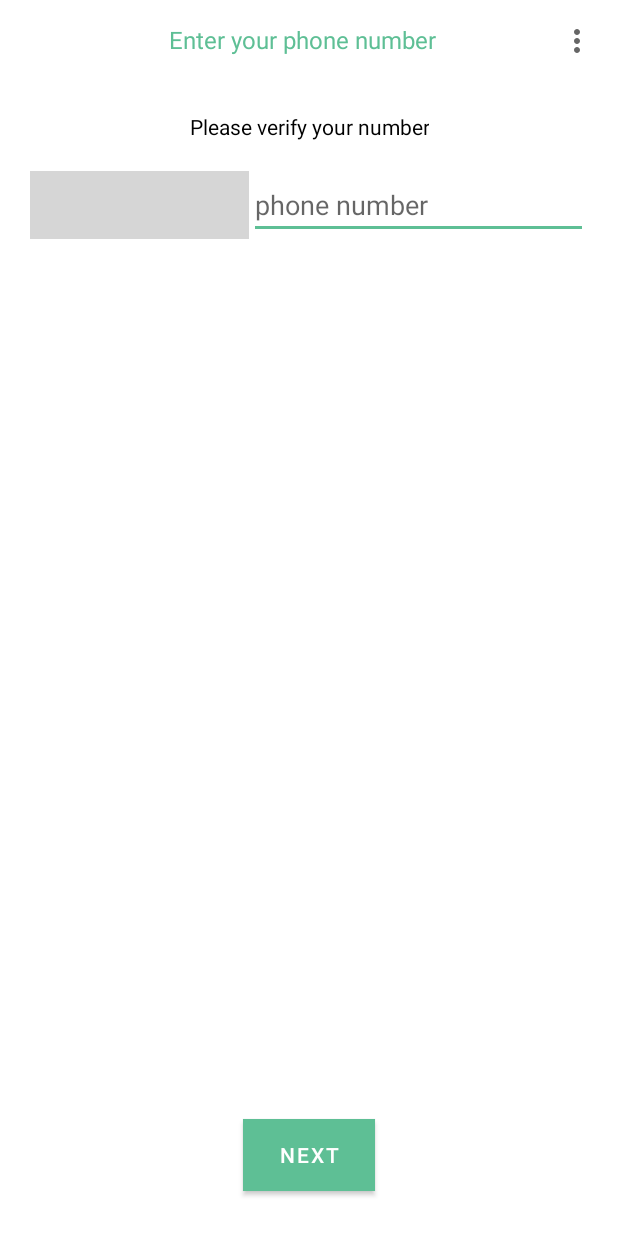
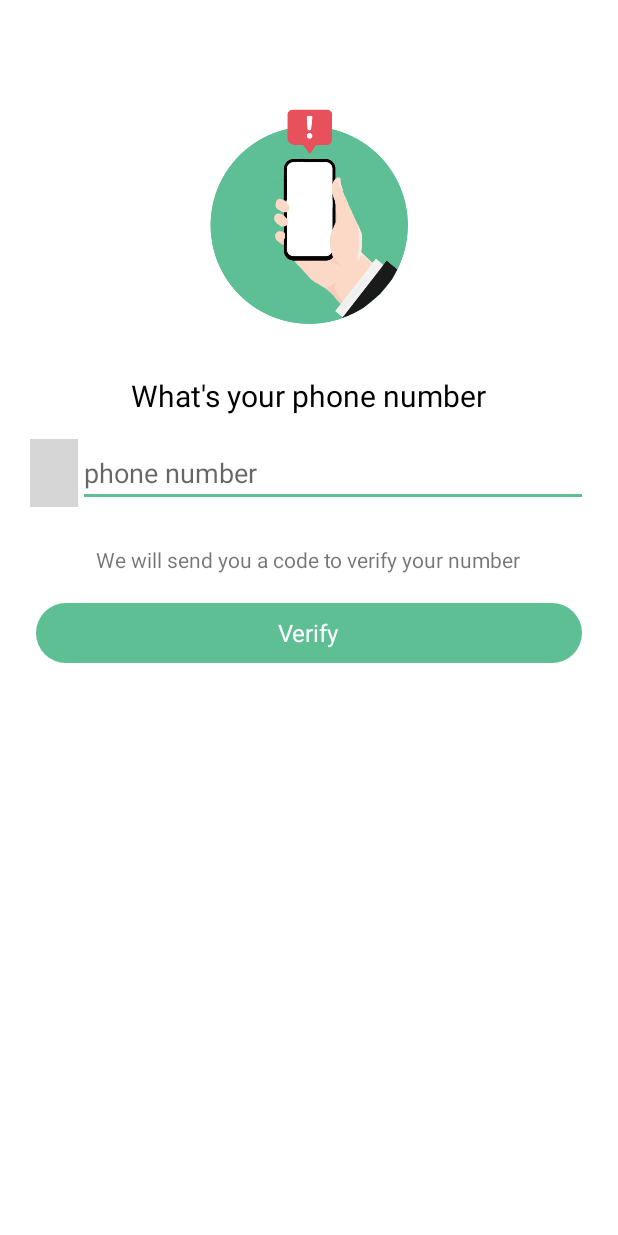
Before and after one commit to qianxinglim/EAM, an Android app: the screen it shows after launch (PhoneLoginActivity), on a phone screen of 412 x 824 dp. Run offline under Robolectric (Android 15) with nearby library versions, the phone set to English and light mode, and no system bars; our stand-ins replace Firebase (no records; nobody signed in at launch, a user with empty details on screens opened directly), data binding; plain views replace CountryCodePicker; grey boxes are pictures that could not be loaded.

Commit message:
- update PhoneLoginActivity.java & EnterCodeActivity.java

```diff
--- a/app/src/main/java/com/example/eam/PhoneLoginActivity.java
+++ b/app/src/main/java/com/example/eam/PhoneLoginActivity.java
@@ -42,11 +42,11 @@ public class PhoneLoginActivity extends AppCompatActivity implements AdapterView
     private static String TAG = "PhoneLoginActivity";
     private ActivityPhoneLoginBinding binding;
     private FirebaseAuth mAuth;
-    private String mVerificationId;
-    private PhoneAuthProvider.ForceResendingToken mResendToken;
-    private PhoneAuthProvider.OnVerificationStateChangedCallbacks mCallbacks;
+    protected static String mVerificationId;
+    protected static PhoneAuthProvider.ForceResendingToken mResendToken;
+    protected PhoneAuthProvider.OnVerificationStateChangedCallbacks mCallbacks;
     //private ProgressBar progressBar;
-
+    protected static String phone;
     private FirebaseUser firebaseUser;
     private FirebaseFirestore firestore;
 
@@ -61,35 +61,14 @@ public class PhoneLoginActivity extends AppCompatActivity implements AdapterView
         mAuth = FirebaseAuth.getInstance();
         firestore = FirebaseFirestore.getInstance();
 
-        //progressBar = new ProgressBar(this);
+        binding.btnNext.setOnClickListener(view -> {
+            binding.progressBar.setVisibility(View.VISIBLE);
+            binding.tvNext.setVisibility(View.GONE);
 
-        binding.btnNext.setOnClickListener(view -> {
-            String phone = "+" + binding.spCountryPicker.getSelectedCountryCode() + binding.edPhone.getText().toString();
+            phone = "+" + binding.spCountryPicker.getSelectedCountryCode() + binding.edPhone.getText().toString();
 
-            startActivity(new Intent(PhoneLoginActivity.this, EnterCodeActivity.class).putExtra("phoneNo", phone));
-
-            /*if(binding.btnNext.getText().equals("Next")){
-                //progressBar.setMessage("Please wait");
-                binding.progressBar.setVisibility(View.VISIBLE);
-                String phone = "+" + binding.spCountryPicker.getSelectedCountryCode() + binding.edPhone.getText().toString();
-                //Toast.makeText(this, "number: " + phone, Toast.LENGTH_SHORT).show();
-                //String phone = "+" + binding.edCodeCountry.getText().toString() + binding.edPhone.getText().toString();
-                startPhoneVerification(phone);
-            }
-            else{
-                verifyPhoneNumberWithCode(mVerificationId, binding.edCode.getText().toString());
-            }*/
-
+            startPhoneVerification(phone);
         });
-
-        /*binding.btnResendOTP.setOnClickListener(new View.OnClickListener() {
-            @Override
-            public void onClick(View view) {
-                String phone = "+" + binding.spCountryPicker.getSelectedCountryCode() + binding.edPhone.getText().toString();
-
-                resendVerificationCode(phone, mResendToken);
-            }
-        });*/
 
         mCallbacks = new PhoneAuthProvider.OnVerificationStateChangedCallbacks() {
             @Override
@@ -118,13 +97,9 @@ public class PhoneLoginActivity extends AppCompatActivity implements AdapterView
                 mVerificationId = verificationId;
                 mResendToken = token;
 
-                binding.btnNext.setText("Continue");
-                binding.edCode.setVisibility(View.VISIBLE);
-                binding.spCountryPicker.setEnabled(false);
-                //binding.edCodeCountry.setEnabled(false);
-                binding.edPhone.setEnabled(false);
+                startActivity(new Intent(PhoneLoginActivity.this, EnterCodeActivity.class));
+                finish();
 
-                binding.progressBar.setVisibility(View.INVISIBLE);
                 //verifyPhoneNumberWithCode(mVerificationId,binding.edCode.getText().toString());
             }
         };
--- a/app/src/main/res/drawable-v24/bg_layout_round_border.xml
+++ b/app/src/main/res/drawable-v24/bg_layout_round_border.xml
@@ -14,8 +14,6 @@
                     <stroke
                         android:width="3px"
                         android:color="#A8A8A8" />
-
-                    <size android:width="110dp" android:height="40dp" />
                 </shape>
             </item>
         </layer-list>
--- a/app/src/main/res/layout/activity_add_user.xml
+++ b/app/src/main/res/layout/activity_add_user.xml
@@ -102,10 +102,11 @@
 
                     <com.hbb20.CountryCodePicker
                         android:id="@+id/spCountryPicker"
-                        android:layout_width="130dp"
+                        android:layout_width="wrap_content"
                         android:layout_height="wrap_content"
                         android:layout_gravity="center_vertical"
                         android:gravity="center"
+                        android:paddingTop="7dp"
                         app:ccp_showNameCode="true"
                         app:ccp_autoDetectCountry="true"/>
 
--- a/app/src/main/res/layout/activity_employee_profile.xml
+++ b/app/src/main/res/layout/activity_employee_profile.xml
@@ -83,9 +83,10 @@
 
                 <com.hbb20.CountryCodePicker
                     android:id="@+id/spCountryPicker"
-                    android:layout_width="130dp"
+                    android:layout_width="wrap_content"
                     android:layout_height="wrap_content"
                     android:layout_gravity="center_vertical"
+                    android:paddingTop="7dp"
                     android:gravity="center"
                     app:ccp_showNameCode="true"
                     app:ccp_autoDetectCountry="true"/>
--- a/app/src/main/res/layout/activity_phone_login.xml
+++ b/app/src/main/res/layout/activity_phone_login.xml
@@ -1,91 +1,62 @@
 <?xml version="1.0" encoding="utf-8"?>
 <layout>
-
-    <RelativeLayout xmlns:android="http://schemas.android.com/apk/res/android"
+    <LinearLayout xmlns:android="http://schemas.android.com/apk/res/android"
         xmlns:app="http://schemas.android.com/apk/res-auto"
         xmlns:tools="http://schemas.android.com/tools"
         android:layout_width="match_parent"
         android:layout_height="match_parent"
         android:orientation="vertical"
+        android:padding="20dp"
         tools:context=".PhoneLoginActivity">
 
-        <LinearLayout
-            android:id="@+id/toolbar"
-            android:layout_width="match_parent"
-            android:layout_height="wrap_content"
-            android:padding="15dp"
-            android:orientation="horizontal">
+        <ImageView
+            android:src="@drawable/otp_red"
+            android:layout_marginTop="50dp"
+            android:layout_gravity="center_horizontal"
+            android:layout_width="160dp"
+            android:layout_height="160dp"/>
+
         <TextView
-                android:layout_width="0dp"
-                android:layout_weight="1"
-                android:gravity="center_horizontal"
-                android:layout_height="wrap_content"
-                android:layout_marginStart="15dp"
-                android:textColor="@color/colorAccent"
-                android:textSize="16sp"
-                android:text="Enter your phone number"/>
-            <ImageButton
-                android:layout_width="wrap_content"
-                android:layout_height="wrap_content"
-                android:background="@android:color/transparent"
-                android:src="@drawable/ic_more_vert_black_24"/>
-        </LinearLayout>
-
-        <LinearLayout
-            android:layout_below="@id/toolbar"
-            android:layout_width="match_parent"
-            android:layout_height="wrap_content"
-            android:padding="20dp"
-            android:gravity="center_horizontal"
-            android:orientation="vertical">
-            <TextView
+            android:layout_gravity="center_horizontal"
+            android:layout_marginTop="20dp"
+            android:textSize="20sp"
             android:layout_width="wrap_content"
             android:layout_height="wrap_content"
             android:gravity="center_horizontal"
             android:textColor="@android:color/black"
-                android:text="Please verify your number"/>
+            android:text="What's your phone number"/>
 
         <LinearLayout
             android:layout_width="match_parent"
             android:layout_height="wrap_content"
             android:gravity="center_horizontal"
-                android:layout_marginTop="20dp"
+            android:layout_marginTop="15dp"
             android:orientation="horizontal">
-
-                <!--<TextView
-                    android:layout_width="wrap_content"
-                    android:layout_height="wrap_content"
-                    android:textSize="16sp"
-                    android:text="+"/>
-
-                <EditText
-                    android:id="@+id/ed_code_country"
-                    android:layout_width="50dp"
-                    android:layout_height="wrap_content"
-                    android:gravity="end"
-                    android:inputType="number"
-                    android:maxLength="5"
-                    android:maxLines="1"
-                    android:hint="60"/>-->
 
                 <com.hbb20.CountryCodePicker
                     android:id="@+id/spCountryPicker"
-                    android:layout_width="120dp"
+                    android:layout_width="wrap_content"
                     android:layout_height="match_parent"
-                    android:layout_weight="1"
-                    android:gravity="center"
                     app:ccp_showNameCode="true"
                     app:ccp_autoDetectCountry="true"/>
 
                 <EditText
                     android:id="@+id/ed_phone"
-                    android:layout_width="200dp"
+                    android:layout_width="match_parent"
                     android:layout_height="wrap_content"
                     android:inputType="phone"
                     android:maxLines="1"
-                    android:layout_weight="1"
                     android:hint="phone number"/>
+
             </LinearLayout>
+
+        <TextView
+            android:layout_marginTop="25dp"
+            android:layout_gravity="center_horizontal"
+            android:text="We will send you a code to verify your number"
+            android:layout_width="wrap_content"
+            android:layout_height="wrap_content"/>
+
             <!--<TextView
                 android:id="@+id/btnResendOTP"
                 android:layout_width="wrap_content"
@@ -95,7 +66,7 @@
                 android:text="Resend OTP"
                 android:textColor="@color/colorPrimary"/>-->
 
-            <EditText
+            <!--<EditText
                 android:id="@+id/ed_code"
                 android:layout_width="200dp"
                 android:gravity="center_horizontal"
@@ -103,26 +74,37 @@
                 android:maxLength="6"
                 android:inputType="number"
                 android:visibility="gone"
-                android:hint="Enter Code "/>
-        </LinearLayout>
+                android:hint="Enter Code "/>-->
 
-
-        <Button
+        <RelativeLayout
             android:id="@+id/btn_next"
-            android:layout_width="wrap_content"
+            android:layout_width="match_parent"
             android:layout_height="wrap_content"
-            android:layout_alignParentBottom="true"
-            android:layout_centerHorizontal="true"
-            android:layout_marginBottom="30dp"
-            android:background="@color/colorAccent"
-            android:textColor="@android:color/white"
-            android:text="Next"/>
+            android:layout_marginTop="15dp"
+            android:background="@drawable/bg_layout_round">
 
             <ProgressBar
                 android:id="@+id/progressBar"
+                android:layout_centerInParent="true"
+                android:progressTint="@color/white"
+                android:layout_width="20dp"
+                android:layout_height="20dp"
+                android:indeterminate="true"
+                android:indeterminateTintMode="src_atop"
+                android:indeterminateTint="@color/white"
+                android:visibility="gone"/>
+
+            <TextView
+                android:id="@+id/tvNext"
+                android:layout_centerInParent="true"
+                android:textSize="16sp"
                 android:layout_width="wrap_content"
                 android:layout_height="wrap_content"
-            android:visibility="invisible"/>
+                android:textColor="@android:color/white"
+                android:text="Verify"
+                android:visibility="visible"/>
+
         </RelativeLayout>
+    </LinearLayout>
 
 </layout>
```
Also changed, not shown: app/src/main/java/com/example/eam/EnterCodeActivity.java (+64 -23 lines), app/src/main/res/layout/activity_enter_code.xml (+60 -19 lines), app/src/main/res/drawable-v24/otp_orange.jpg (added), app/src/main/res/drawable-v24/otp_red.jpg (added). Lines whose indentation alone changed are shown as unchanged.
